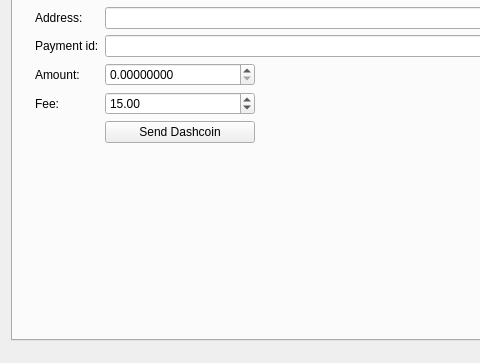
pwstegman/DashcoinWalletGUI, file dashcoinwallet.ui: the form before one commit; both pictures show x 0 to 480 and y 118 to 481 of the 700 by 481 pixel window.
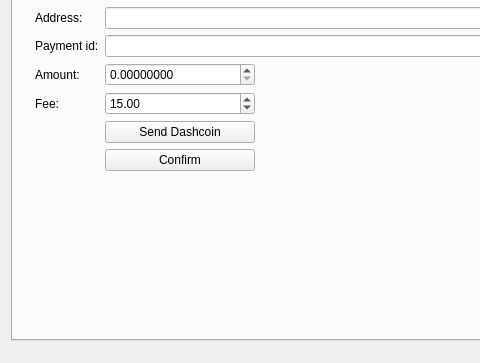
The form after the commit. The open tabs and pages were chosen to show the change.

Commit message: Added confirm on send

The edit to the form file:
```diff
--- a/dashcoinwallet.ui
+++ b/dashcoinwallet.ui
@@ -431,6 +431,31 @@
                    </property>
                   </widget>
                  </item>
+                 <item row="5" column="1">
+                  <widget class="QPushButton" name="sendconfirm_btn">
+                   <property name="maximumSize">
+                    <size>
+                     <width>150</width>
+                     <height>16777215</height>
+                    </size>
+                   </property>
+                   <property name="text">
+                    <string>Confirm</string>
+                   </property>
+                   <property name="checkable">
+                    <bool>false</bool>
+                   </property>
+                   <property name="autoDefault">
+                    <bool>false</bool>
+                   </property>
+                   <property name="default">
+                    <bool>false</bool>
+                   </property>
+                   <property name="flat">
+                    <bool>false</bool>
+                   </property>
+                  </widget>
+                 </item>
                 </layout>
                </widget>
               </item>
```
Left out of the diff: 2 changed lines with no effect on the pictures. The commit also changes 2 other files.
